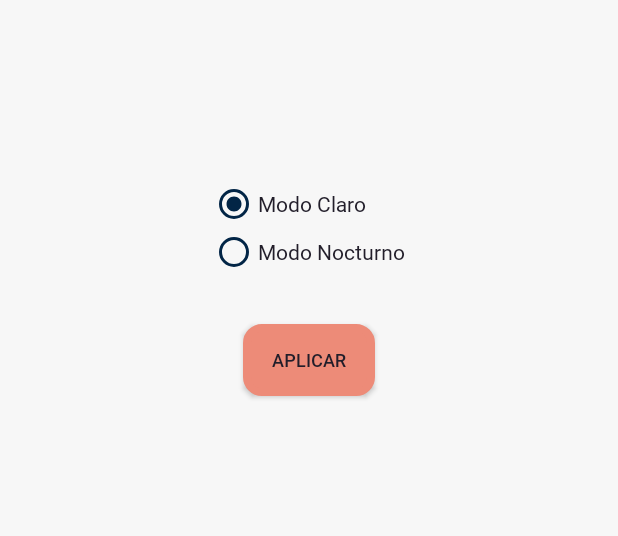
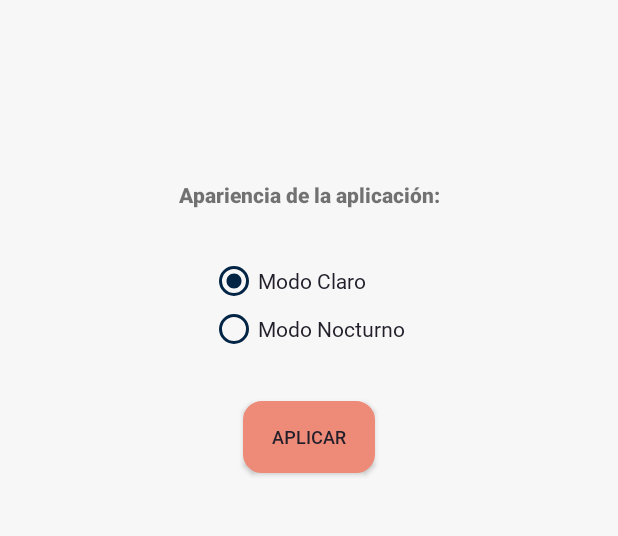
Before and after one commit to oscar-llury/FastQuiz-LDM20-21, an Android app: the screen it shows after launch (ConfigActivity), in the options menu, after a tap on "Configuración", on a phone screen of 412 x 824 dp, the part 84-620 px from its top. Run offline under Robolectric (Android 15) with nearby library versions, the phone set to English and light mode, and no system bars.

Commit message:
added tittle to config

```diff
--- a/app/src/main/res/layout/activity_config.xml
+++ b/app/src/main/res/layout/activity_config.xml
@@ -11,40 +11,51 @@
         android:id="@+id/app_bar"
         layout="@layout/app_bar" />
 
+    <TextView
+        android:id="@+id/textView10"
+        android:layout_width="wrap_content"
+        android:layout_height="wrap_content"
+        android:layout_marginTop="120dp"
+        android:fontFamily="sans-serif-black"
+        android:text="@string/config_tittle"
+        app:layout_constraintEnd_toEndOf="parent"
+        app:layout_constraintStart_toStartOf="parent"
+        app:layout_constraintTop_toBottomOf="@+id/app_bar" />
+
     <RadioGroup
         android:id="@+id/radioGroup_config"
         android:layout_width="wrap_content"
         android:layout_height="wrap_content"
-        android:layout_marginTop="120dp"
+        android:layout_marginTop="32dp"
         app:layout_constraintEnd_toEndOf="parent"
         app:layout_constraintHorizontal_bias="0.496"
         app:layout_constraintStart_toStartOf="parent"
-        app:layout_constraintTop_toBottomOf="@+id/app_bar">
+        app:layout_constraintTop_toBottomOf="@+id/textView10">
 
 
         <RadioButton
             android:id="@+id/radioButton_Light"
             android:layout_width="match_parent"
             android:layout_height="wrap_content"
+            android:buttonTint="?attr/colorAccent"
             android:fontFamily="@font/roboto_regular"
-            android:text="@string/Boton2"
+            android:text="@string/config_light"
             android:textColor="?attr/primaryTextColor"
             app:layout_constraintEnd_toEndOf="parent"
             app:layout_constraintStart_toStartOf="parent"
-            app:layout_constraintTop_toBottomOf="@+id/radioButton_Dark"
-            android:buttonTint="?attr/colorAccent" />
+            app:layout_constraintTop_toBottomOf="@+id/radioButton_Dark" />
 
         <RadioButton
             android:id="@+id/radioButton_Dark"
             android:layout_width="match_parent"
             android:layout_height="wrap_content"
+            android:buttonTint="?attr/colorAccent"
             android:fontFamily="@font/roboto_regular"
-            android:text="@string/Boton3"
+            android:text="@string/config_dark"
             android:textColor="?attr/primaryTextColor"
             app:layout_constraintEnd_toEndOf="parent"
             app:layout_constraintStart_toStartOf="parent"
-            app:layout_constraintTop_toBottomOf="@+id/app_bar"
-            android:buttonTint="?attr/colorAccent" />
+            app:layout_constraintTop_toBottomOf="@+id/app_bar" />
     </RadioGroup>
 
     <Button
@@ -58,7 +69,7 @@
         android:paddingTop="10dp"
         android:paddingRight="10dp"
         android:paddingBottom="10dp"
-        android:text="@string/Boton4"
+        android:text="@string/config_apply"
         android:textColor="?attr/primaryTextColor"
         android:textSize="12sp"
         app:layout_constraintEnd_toEndOf="parent"
--- a/app/src/main/res/values/strings.xml
+++ b/app/src/main/res/values/strings.xml
@@ -41,11 +41,10 @@
     <string name="this_ranking">Ranking FastQuiz</string>
 
     <!-- activity_config -->
-    <string name="Boton1">Según la configuración del sistema</string>
-    <string name="Boton2">Modo Claro</string>
-    <string name="Boton3">Modo Nocturno</string>
-    <string name="Boton4">Aplicar</string>
-    <string name="Atras">Go back</string>
+    <string name="config_tittle">Apariencia de la aplicación:</string>
+    <string name="config_light">Modo Claro</string>
+    <string name="config_dark">Modo Nocturno</string>
+    <string name="config_apply">Aplicar</string>
 
     <!-- activity menu -->
     <string name="menu_item1">Manual de la App</string>
```
